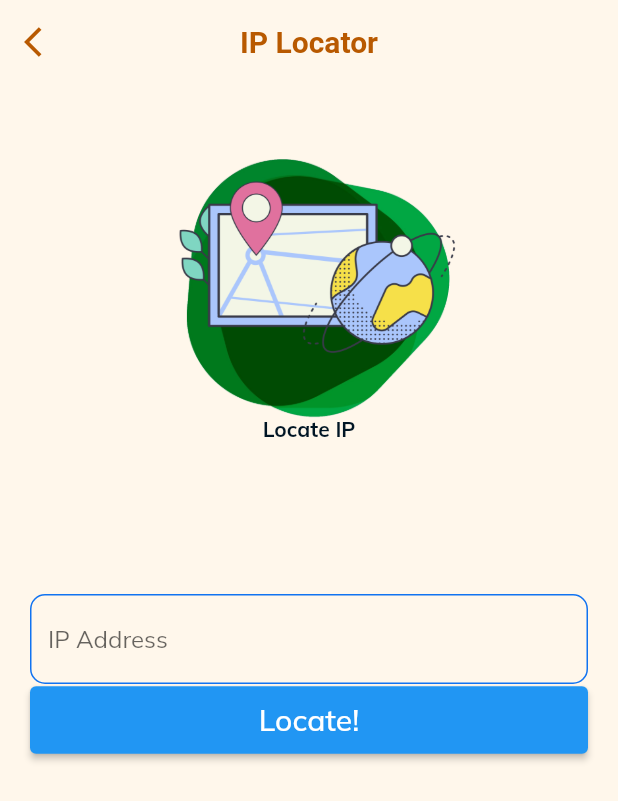
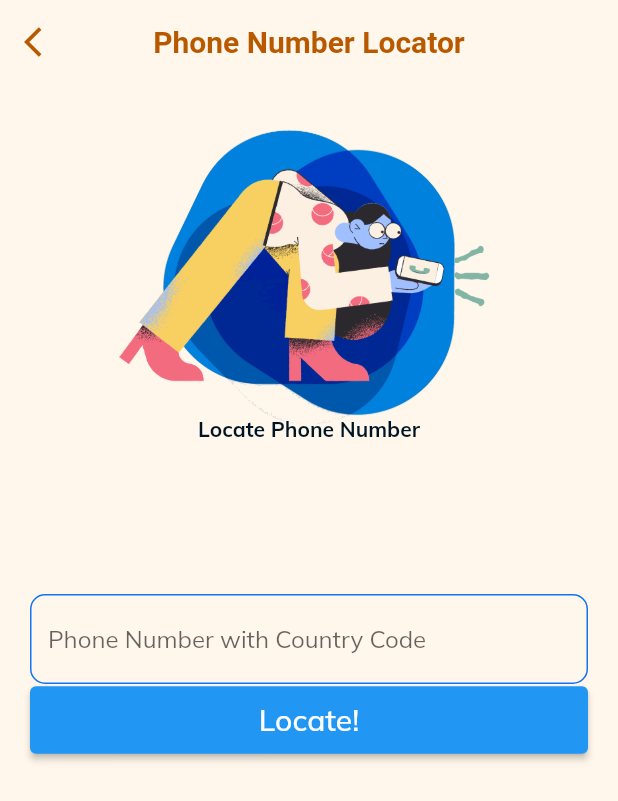
Before and after one commit to lazyp4nd4/WatchR, a Flutter app: the HomeMain screen opened directly, after a tap on "Locate Phone Number", on a phone screen of 412 x 824 dp. Shown: the top 801 px of the screen. Run offline on Flutter 3.47's test engine with Material 2 defaults, Android fonts, the light colour scheme and no system bars; our stand-ins replace cloud_firestore, curved_navigation_bar, firebase_auth, firebase_core, flutter_spinkit, google_fonts and 3 more; accounts and stored records are empty.

Commit message:
phone frontend implemented

```diff
--- a/lib/authentication/login.dart
+++ b/lib/authentication/login.dart
@@ -63,6 +63,7 @@ class _LoginState extends State<Login> {
                   SignInBar(
                       label: 'Sign In',
                       onPressed: () async {
+                        print("hello -1 ");
                         setState(() {
                           processing = true;
                         });
--- a/lib/authentication/register.dart
+++ b/lib/authentication/register.dart
@@ -1,6 +1,5 @@
 import 'package:flutter/material.dart';
 import 'package:osint/config/decoration_function.dart';
-import 'package:osint/config/palette.dart';
 import 'package:osint/config/signup_bar.dart';
 import 'package:osint/config/title.dart';
 import 'package:osint/searchAndHome/home.dart';
--- a/lib/hunter/inputHunter.dart
+++ b/lib/hunter/inputHunter.dart
@@ -157,7 +157,7 @@ class _InputHunterState extends State<InputHunter> {
                   ? ElevatedButton(
                       onPressed: () async {
                         final res = await http.get(Uri.http(
-                            "192.168.1.4:5000", "/2/$first/$last/$domain"));
+                            "192.168.43.201:5000", "/2/$first/$last/$domain"));
                         dynamic decoded = convert.jsonDecode(res.body)
                             as Map<String, dynamic>;
 
--- /dev/null
+++ b/lib/phone/phone.dart
@@ -0,0 +1,11 @@
+class PhoneSt {
+  // ignore: non_constant_identifier_names
+  String location, carrier, country_name, line_type, phone_number;
+  // ignore: non_constant_identifier_names
+  PhoneSt(
+      {this.location,
+      this.carrier,
+      this.country_name,
+      this.line_type,
+      this.phone_number});
+}
--- /dev/null
+++ b/lib/phone/phoneInput.dart
@@ -0,0 +1,216 @@
+import 'package:flutter/material.dart';
+import 'package:osint/config/palette.dart';
+import 'package:osint/services/databaseService.dart';
+import 'package:osint/services/sharedPreferences.dart';
+import 'package:http/http.dart' as http;
+import 'dart:convert' as convert;
+
+class PhoneInput extends StatefulWidget {
+  @override
+  _PhoneInputState createState() => _PhoneInputState();
+}
+
+class _PhoneInputState extends State<PhoneInput> {
+  String phone;
+  bool received = false;
+  bool error = false;
+  // ignore: non_constant_identifier_names
+  Map<String, dynamic> result_phone;
+  String uid;
+  Future<void> getUserUid() async {
+    String u = await SharedFunctions.getUserUid();
+    if (u != null) {
+      setState(() {
+        uid = u;
+      });
+    }
+  }
+
+  @override
+  void initState() {
+    getUserUid();
+    super.initState();
+  }
+
+  @override
+  Widget build(BuildContext context) {
+    return Scaffold(
+      appBar: AppBar(
+          title: Text('Phone Number Locator',
+              style: TextStyle(
+                  color: Palette.darkOrange, fontWeight: FontWeight.bold)),
+          centerTitle: true,
+          backgroundColor: Colors.transparent,
+          shadowColor: Colors.transparent,
+          leading: IconButton(
+              onPressed: () {
+                Navigator.pop(context);
+              },
+              icon: Icon(
+                Icons.arrow_back_ios,
+                color: Palette.darkOrange,
+              ))),
+      body: SingleChildScrollView(
+          child: Center(
+        child: Padding(
+          padding: const EdgeInsets.all(20.0),
+          child: Column(
+            crossAxisAlignment: CrossAxisAlignment.center,
+            mainAxisAlignment: MainAxisAlignment.center,
+            children: [
+              Column(
+                  mainAxisSize: MainAxisSize.min,
+                  mainAxisAlignment: MainAxisAlignment.center,
+                  children: [
+                    Stack(alignment: Alignment.center, children: [
+                      Image(image: AssetImage("assets/blue.png"), height: 220),
+                      Column(
+                        children: [
+                          Image(
+                            image: AssetImage("assets/phone.png"),
+                            height: 200,
+                          ),
+                          Text("Locate Phone Number",
+                              style: TextStyle(
+                                  color: Palette.darkBlue,
+                                  fontWeight: FontWeight.bold)),
+                        ],
+                      ),
+                    ])
+                  ]),
+              SizedBox(
+                height: 100,
+              ),
+              received == false
+                  ? TextField(
+                      keyboardType: TextInputType.text,
+                      enabled: true,
+                      decoration: InputDecoration(
+                        fillColor: Color(0xffE0E4F2),
+                        enabledBorder: OutlineInputBorder(
+                          borderSide: BorderSide(
+                            color: Color(0xff1173F1),
+                          ),
+                          borderRadius: BorderRadius.circular(10.0),
+                        ),
+                        border: OutlineInputBorder(
+                            borderRadius: BorderRadius.circular(10),
+                            borderSide: BorderSide(color: Color(0xff1173F1))),
+                        hintText: 'Phone Number with Country Code',
+                        focusColor: Color(0xff1173F1),
+                      ),
+                      onChanged: (value) {
+                        phone = value;
+                      },
+                    )
+                  : Container(),
+              received == false
+                  ? ElevatedButton(
+                      onPressed: () async {
+                        final res = await http
+                            .get(Uri.http("192.168.43.201:5000", "/3/$phone"));
+                        dynamic decoded = convert.jsonDecode(res.body)
+                            as Map<String, dynamic>;
+
+                        if (res == null) {
+                          setState(() {
+                            error = true;
+                            received = true;
+                          });
+                        } else {
+                          setState(() {
+                            received = true;
+                            result_phone = decoded;
+                          });
+                        }
+                      },
+                      child: Container(
+                        decoration: BoxDecoration(
+                            borderRadius: BorderRadius.circular(10)),
+                        width: double.infinity,
+                        padding:
+                            EdgeInsets.symmetric(horizontal: 10, vertical: 10),
+                        child: Text(
+                          'Locate!',
+                          style: TextStyle(
+                            color: Colors.white,
+                            fontSize: 20,
+                          ),
+                          textAlign: TextAlign.center,
+                        ),
+                      ),
+                    )
+                  : Container(),
+              received == true
+                  ? error == false
+                      ? Text('Location: ${result_phone["result"]["location"]}')
+                      : Text('Some error')
+                  : Container(),
+              SizedBox(
+                height: 30,
+              ),
+              received == true
+                  ? error == false
+                      ? Text(
+                          'Country: ${result_phone["result"]["country_name"]}')
+                      : Text('Some error')
+                  : Container(),
+              SizedBox(
+                height: 30,
+              ),
+              received == true
+                  ? error == false
+                      ? Text('Carrier: ${result_phone["result"]["carrier"]}')
+                      : Text('Some error')
+                  : Container(),
+              SizedBox(
+                height: 30,
+              ),
+              received == true
+                  ? error == false
+                      ? Text(
+                          'Line Type: ${result_phone["result"]["line_type"]}')
+                      : Text('Some error')
+                  : Container(),
+              SizedBox(
+                height: 30,
+              ),
+              received == true
+                  ? error == false
+                      ? ElevatedButton(
+                          onPressed: () async {
+                            await DatabaseServices(uid).addPhoneNumberLocations(
+                                result_phone["result"]["location"],
+                                result_phone["result"]["carrier"],
+                                result_phone["result"]["country_name"],
+                                result_phone["result"]["line_type"],
+                                result_phone["result"]["number"]);
+                            setState(() {
+                              received = false;
+                            });
+                          },
+                          child: Container(
+                            decoration: BoxDecoration(
+                                borderRadius: BorderRadius.circular(10)),
+                            width: double.infinity,
+                            padding: EdgeInsets.symmetric(
+                                horizontal: 10, vertical: 10),
+                            child: Text(
+                              'Locate Another Phone!',
+                              style: TextStyle(
+                                color: Colors.white,
+                                fontSize: 20,
+                              ),
+                              textAlign: TextAlign.center,
+                            ),
+                          ),
+                        )
+                      : Text('Some error')
+                  : Container(),
+            ],
+          ),
+        ),
+      )),
+    );
+  }
+}
--- a/lib/searchAndHome/home.dart
+++ b/lib/searchAndHome/home.dart
@@ -5,6 +5,8 @@ import 'package:osint/hunter/hunters.dart';
 import 'package:osint/hunter/inputHunter.dart';
 import 'package:osint/ip-locator/ipAddress.dart';
 import 'package:osint/ip-locator/ips.dart';
+import 'package:osint/phone/phoneInput.dart';
+import 'package:osint/phone/phones.dart';
 import 'package:osint/root.dart';
 import 'package:osint/services/authService.dart';
 
@@ -64,6 +66,10 @@ class _HomeState extends State<Home> {
             color: Color(0xffFFF7EB),
           ),
           Icon(
+            Icons.phone_outlined,
+            color: Color(0xffFFF7EB),
+          ),
+          Icon(
             Icons.verified_user_outlined,
             color: Color(0xffFFF7EB),
           )
@@ -73,7 +79,9 @@ class _HomeState extends State<Home> {
           ? IPs()
           : _page == 1
               ? HomeMain()
-              : Hunters(),
+              : _page == 2
+                  ? Phones()
+                  : Hunters(),
     );
   }
 }
@@ -83,7 +91,7 @@ class HomeMain extends StatefulWidget {
   _HomeMainState createState() => _HomeMainState();
 }
 
-class _HomeMainState extends State<HomeMain> {
+class _HomeMainState extends State<HomeMain> with TickerProviderStateMixin {
   // AnimationController controller1;
   // AnimationController controller2;
   // Animation animation1;
@@ -175,12 +183,11 @@ class _HomeMainState extends State<HomeMain> {
           padding: const EdgeInsets.symmetric(
             horizontal: 16.0,
           ),
-          child: Column(
-            mainAxisSize: MainAxisSize.min,
-            mainAxisAlignment: MainAxisAlignment.center,
-            children: [
-              Expanded(
-                child: Container(
+          child: SingleChildScrollView(
+            child: Column(
+              mainAxisAlignment: MainAxisAlignment.center,
+              children: [
+                Container(
                   child: Align(
                     alignment: Alignment.centerLeft,
                     child: GestureDetector(
@@ -194,6 +201,7 @@ class _HomeMainState extends State<HomeMain> {
                         mainAxisSize: MainAxisSize.min,
                         mainAxisAlignment: MainAxisAlignment.center,
                         children: [
+                          //SizedBox(height: animation1.value),
                           Stack(alignment: Alignment.center, children: [
                             Image(
                                 image: AssetImage("assets/green.png"),
@@ -216,9 +224,7 @@ class _HomeMainState extends State<HomeMain> {
                     ),
                   ),
                 ),
-              ),
-              Expanded(
-                child: Container(
+                Container(
                   child: Align(
                     alignment: Alignment.centerRight,
                     child: GestureDetector(
@@ -253,9 +259,7 @@ class _HomeMainState extends State<HomeMain> {
                     ),
                   ),
                 ),
-              ),
-              Expanded(
-                child: Container(
+                Container(
                   child: Align(
                     alignment: Alignment.topLeft,
                     child: GestureDetector(
@@ -263,7 +267,7 @@ class _HomeMainState extends State<HomeMain> {
                         Navigator.push(
                             context,
                             MaterialPageRoute(
-                                builder: (context) => IPAddress()));
+                                builder: (context) => PhoneInput()));
                       },
                       child: Column(
                         mainAxisSize: MainAxisSize.min,
@@ -291,8 +295,8 @@ class _HomeMainState extends State<HomeMain> {
                     ),
                   ),
                 ),
-              ),
-            ],
+              ],
+            ),
           ),
         ),
       ),
```
Also changed, not shown: lib/phone/listOfPhone.dart (added, +40 -0 lines), lib/phone/phoneTile.dart (added, +62 -0 lines), lib/phone/phones.dart (added, +42 -0 lines), lib/services/databaseService.dart (+33 -0 lines), 3 other files.
